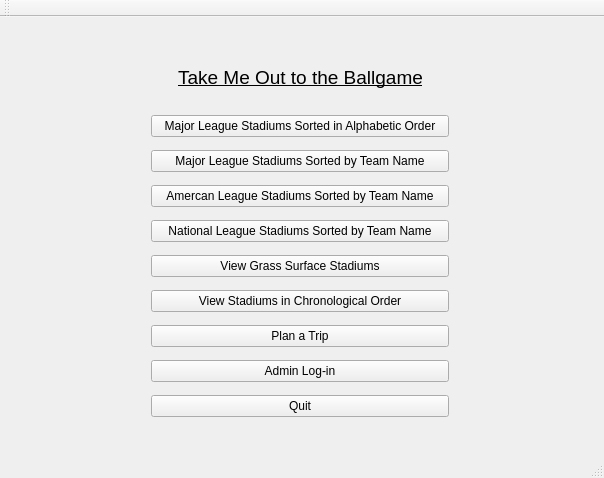
Before: the Qt Designer form mainwindow.ui in tyler949/CS1D-SecondProject, drawn with Qt 5.
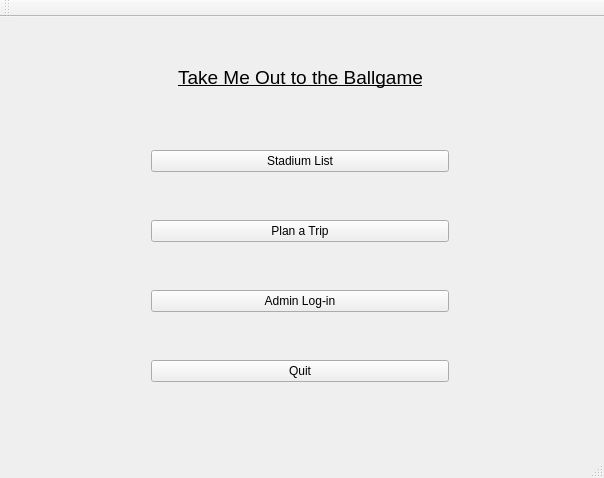
After: the same form once the commit is applied.

Diff of the .ui file:
```diff
--- a/mainwindow.ui
+++ b/mainwindow.ui
@@ -40,42 +40,7 @@
        <item>
         <widget class="QPushButton" name="majorAlphabet">
          <property name="text">
-          <string>Major League Stadiums Sorted in Alphabetic Order</string>
-         </property>
-        </widget>
-       </item>
-       <item>
-        <widget class="QPushButton" name="majorTeam">
-         <property name="text">
-          <string>Major League Stadiums Sorted by Team Name</string>
-         </property>
-        </widget>
-       </item>
-       <item>
-        <widget class="QPushButton" name="americanTeam">
-         <property name="text">
-          <string>Amercan League Stadiums Sorted by Team Name</string>
-         </property>
-        </widget>
-       </item>
-       <item>
-        <widget class="QPushButton" name="nationalTeam">
-         <property name="text">
-          <string>National League Stadiums Sorted by Team Name</string>
-         </property>
-        </widget>
-       </item>
-       <item>
-        <widget class="QPushButton" name="grassSurface">
-         <property name="text">
-          <string>View Grass Surface Stadiums</string>
-         </property>
-        </widget>
-       </item>
-       <item>
-        <widget class="QPushButton" name="byDate">
-         <property name="text">
-          <string>View Stadiums in Chronological Order</string>
+          <string>Stadium List</string>
          </property>
         </widget>
        </item>
```
